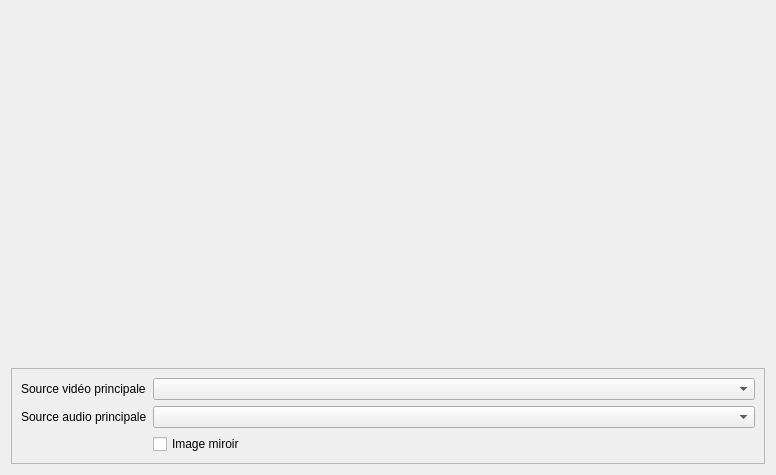
The window that client/src/services/VideoRehabService/VideoRehabSetupWidget.ui (introlab/openteraplus) describes before a commit, drawn with Qt 5.
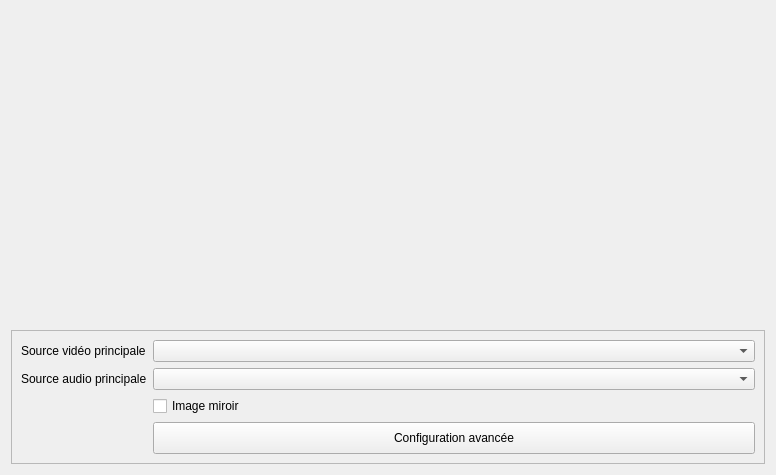
The same window after the commit. Icons and pictures are not drawn.

Commit message: Refs #7. Integrated local video view for VideoRehab sessions types, including websocket communication similar to what was used in TeraPlus. Work still in progress, not fully working yet...

What changed in the file:
```diff
--- a/client/src/services/VideoRehabService/VideoRehabSetupWidget.ui
+++ b/client/src/services/VideoRehabService/VideoRehabSetupWidget.ui
@@ -73,6 +73,45 @@
         </property>
        </widget>
       </item>
+      <item row="3" column="1">
+       <widget class="QPushButton" name="btnAdvancedConfig">
+        <property name="minimumSize">
+         <size>
+          <width>0</width>
+          <height>32</height>
+         </size>
+        </property>
+        <property name="cursor">
+         <cursorShape>PointingHandCursor</cursorShape>
+        </property>
+        <property name="text">
+         <string>Configuration avancée</string>
+        </property>
+        <property name="icon">
+         <iconset resource="../../../resources/TeraClient.qrc">
+          <normaloff>:/icons/options.png</normaloff>:/icons/options.png</iconset>
+        </property>
+        <property name="iconSize">
+         <size>
+          <width>24</width>
+          <height>24</height>
+         </size>
+        </property>
+       </widget>
+      </item>
+      <item row="3" column="0">
+       <spacer name="horizontalSpacer_2">
+        <property name="orientation">
+         <enum>Qt::Horizontal</enum>
+        </property>
+        <property name="sizeHint" stdset="0">
+         <size>
+          <width>40</width>
+          <height>20</height>
+         </size>
+        </property>
+       </spacer>
+      </item>
      </layout>
     </widget>
    </item>
```
Left out of the diff: 4 changed lines with no effect on the pictures. The commit also changes 41 other files.
